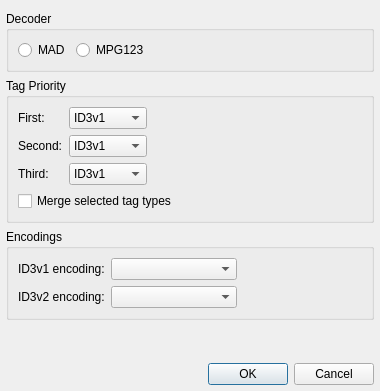
Before: the Qt Designer form qmmp/src/plugins/Input/mpeg/settingsdialog.ui in Greedysky/TTKMusicPlayer, drawn with Qt 5.
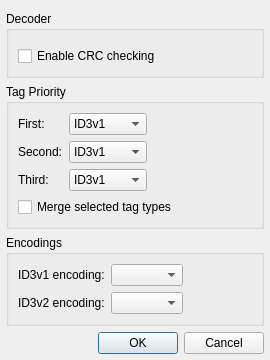
After: the same form once the commit is applied.

```diff
--- a/qmmp/src/plugins/Input/mpeg/settingsdialog.ui
+++ b/qmmp/src/plugins/Input/mpeg/settingsdialog.ui
@@ -6,8 +6,8 @@
    <rect>
     <x>0</x>
     <y>0</y>
-    <width>380</width>
-    <height>391</height>
+    <width>270</width>
+    <height>335</height>
    </rect>
   </property>
   <property name="windowTitle">
@@ -34,22 +34,8 @@
      <property name="title">
       <string>Decoder</string>
      </property>
-     <layout class="QHBoxLayout" name="horizontalLayout">
-      <item>
-       <widget class="QRadioButton" name="madRadioButton">
-        <property name="text">
-         <string>MAD</string>
-        </property>
-       </widget>
-      </item>
-      <item>
-       <widget class="QRadioButton" name="mpg123RadioButton">
-        <property name="text">
-         <string>MPG123</string>
-        </property>
-       </widget>
-      </item>
-      <item>
+     <layout class="QGridLayout" name="gridLayout">
+      <item row="0" column="2" rowspan="2">
        <spacer name="horizontalSpacer_3">
         <property name="orientation">
          <enum>Qt::Horizontal</enum>
@@ -62,6 +48,16 @@
         </property>
        </spacer>
       </item>
+      <item row="1" column="0" colspan="2">
+       <widget class="QCheckBox" name="enableCrcCheckBox">
+        <property name="text">
+         <string>Enable CRC checking</string>
+        </property>
+        <property name="checked">
+         <bool>false</bool>
+        </property>
+       </widget>
+      </item>
      </layout>
     </widget>
    </item>
```
Left out of the diff: 8 changed lines with no effect on the pictures.
